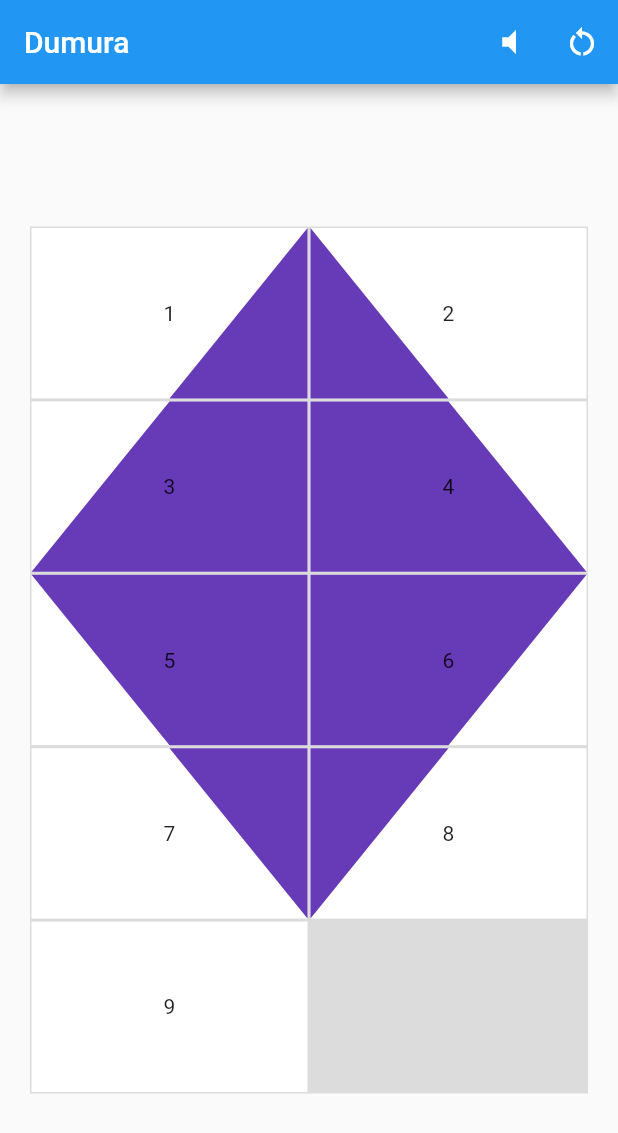
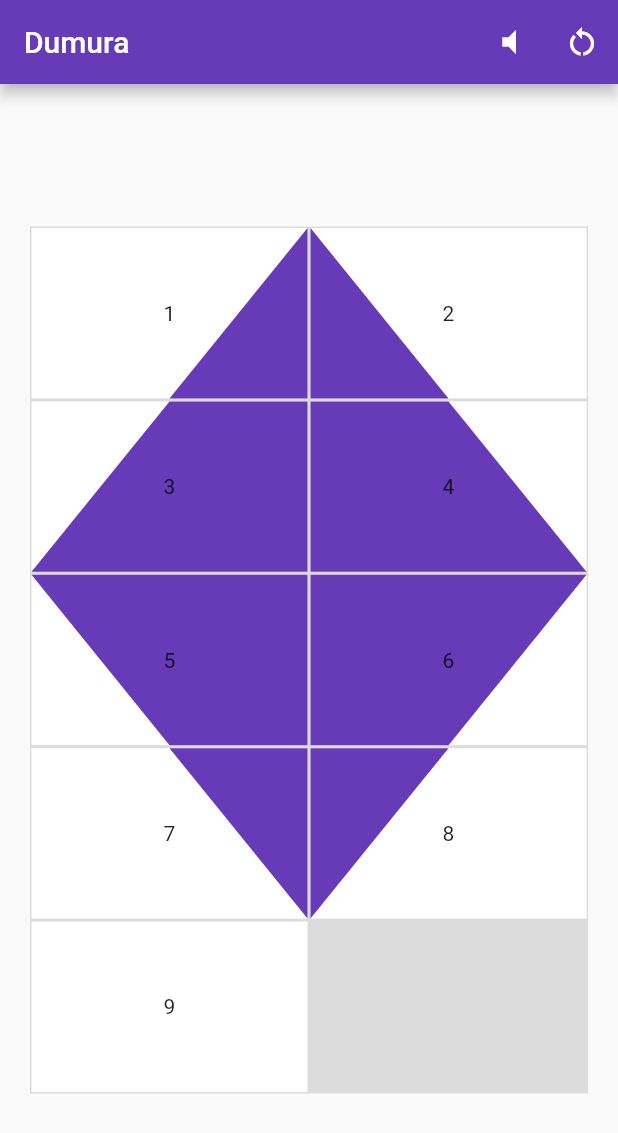
Before and after one commit to massimilianoporzio/puzzle, a Flutter app: the screen it shows after launch, on a phone screen of 412 x 824 dp. Shown: the top 1133 px of the screen. Run offline on Flutter 3.47's test engine with Material 2 defaults, Android fonts, the phone set to English and light mode, and no system bars; our stand-ins replace audioplayers, equatable, flutter_bloc, get_it.

Commit message:
tutto viola

```diff
--- a/lib/src/my_app.dart
+++ b/lib/src/my_app.dart
@@ -15,6 +15,7 @@ class MyApp extends StatelessWidget {
   @override
   Widget build(BuildContext context) {
     return MaterialApp(
+      theme: ThemeData(primarySwatch: Colors.deepPurple),
       scrollBehavior: const MaterialScrollBehavior().copyWith(
         dragDevices: {
           PointerDeviceKind.mouse,
```
